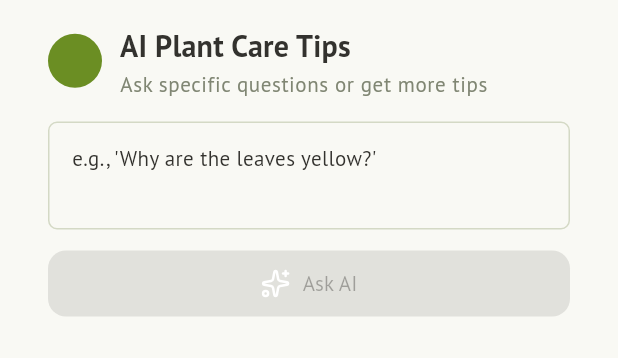
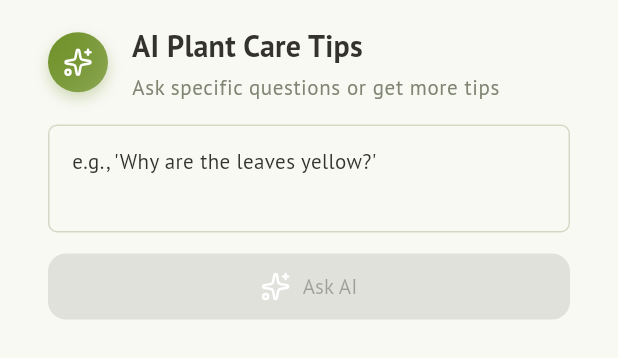
Before and after one commit to prashantprojection/flora, a Flutter app: the AICareTips widget shown alone on an empty page, opened directly with empty values, on a phone screen of 412 x 824 dp. Shown: the top 358 px of the screen. Run offline on Flutter 3.47's test engine with Material 3 defaults, Android fonts, the phone set to English and light mode, and no system bars; our stand-ins replace flutter_dotenv, flutter_local_notifications, flutter_markdown, flutter_riverpod, go_router, google_fonts and 5 more; accounts and stored records are empty.

```diff
--- a/lib/widgets/ai_care_tips.dart
+++ b/lib/widgets/ai_care_tips.dart
@@ -96,7 +96,7 @@ class _AICareTipsState extends ConsumerState<AICareTips> {
           Theme(
             data: Theme.of(context).copyWith(dividerColor: Colors.transparent),
             child: ExpansionTile(
-              initiallyExpanded: true,
+              initiallyExpanded: false,
               tilePadding: const EdgeInsets.symmetric(
                 horizontal: 16,
                 vertical: 8,
@@ -137,18 +137,36 @@ class _AICareTipsState extends ConsumerState<AICareTips> {
                 Row(
                   children: [
                     Container(
-                      padding: const EdgeInsets.all(8),
+                      padding: const EdgeInsets.all(10),
                       decoration: BoxDecoration(
-                        color: Theme.of(context).colorScheme.primaryContainer,
+                        gradient: LinearGradient(
+                          colors: [
+                            Theme.of(context).colorScheme.primary,
+                            Theme.of(
+                              context,
+                            ).colorScheme.primary.withOpacity(0.7),
+                          ],
+                          begin: Alignment.topLeft,
+                          end: Alignment.bottomRight,
+                        ),
                         shape: BoxShape.circle,
+                        boxShadow: [
+                          BoxShadow(
+                            color: Theme.of(
+                              context,
+                            ).colorScheme.primary.withOpacity(0.3),
+                            blurRadius: 8,
+                            offset: const Offset(0, 4),
+                          ),
+                        ],
                       ),
-                      child: Icon(
+                      child: const Icon(
                         LucideIcons.sparkles,
-                        color: Theme.of(context).colorScheme.primary,
+                        color: Colors.white,
                         size: 20,
                       ),
                     ),
-                    const SizedBox(width: 12),
+                    const SizedBox(width: 16),
                     Expanded(
                       child: Column(
                         crossAxisAlignment: CrossAxisAlignment.start,
@@ -158,6 +176,7 @@ class _AICareTipsState extends ConsumerState<AICareTips> {
                             style: Theme.of(context).textTheme.titleMedium
                                 ?.copyWith(fontWeight: FontWeight.bold),
                           ),
+                          const SizedBox(height: 2),
                           Text(
                             'Ask specific questions or get more tips',
                             style: Theme.of(context).textTheme.bodySmall,
```
Also changed, not shown: analysis_utf8.txt (added, +24 -0 lines), lib/api/gemini_service.dart (+20 -8 lines), lib/widgets/add_plant_sheet.dart (+26 -0 lines).
